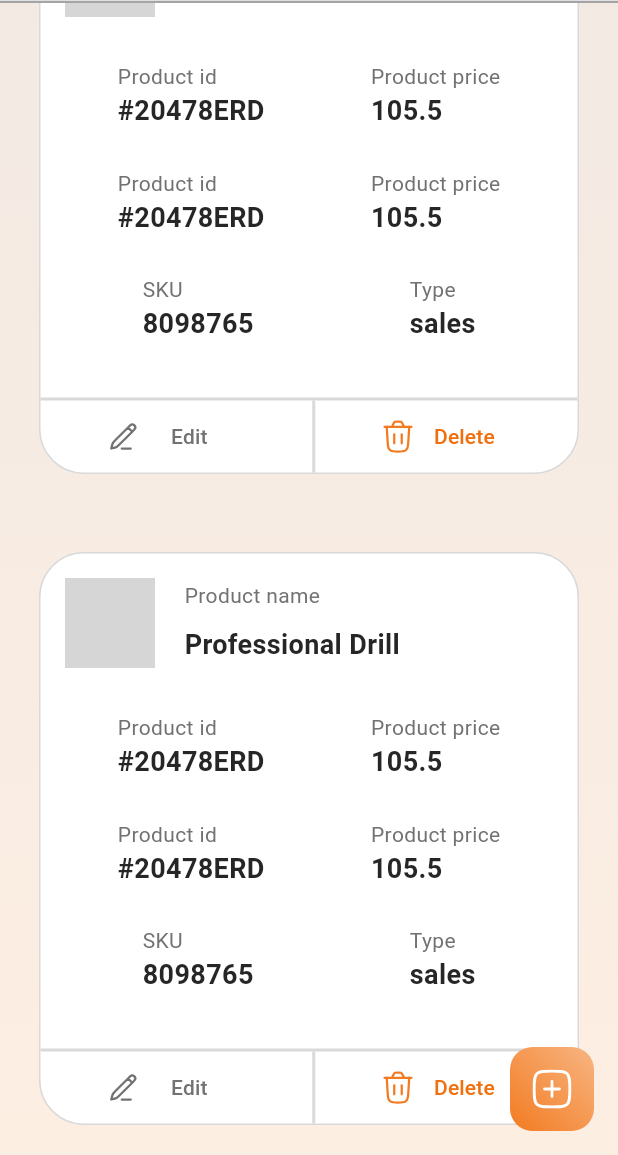
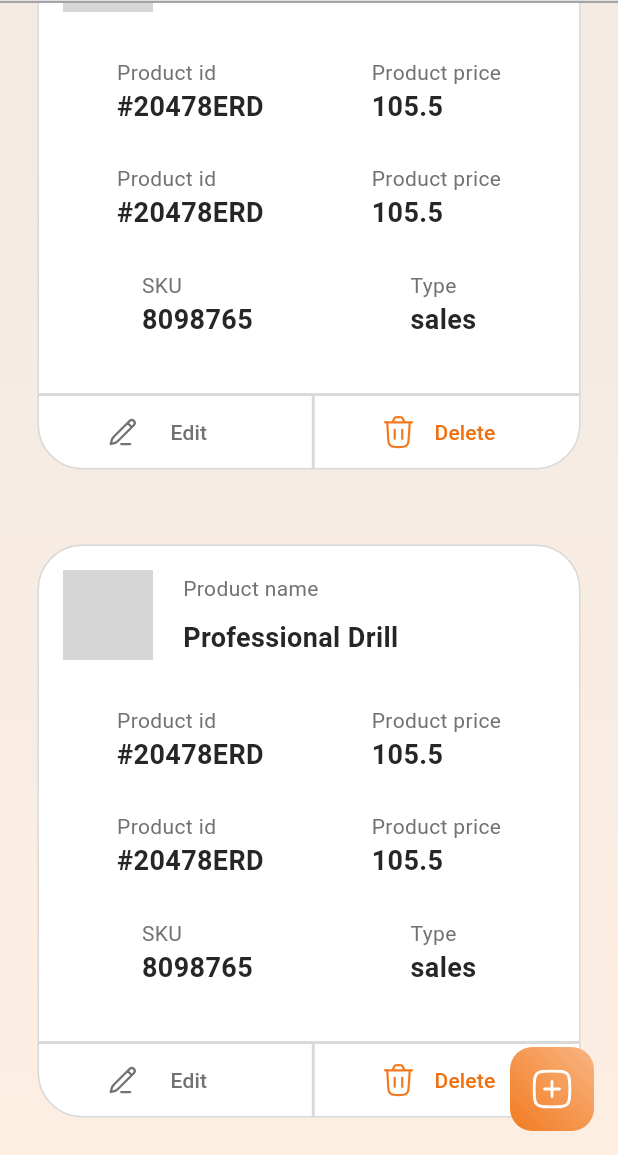
Before and after one commit to abhinav-ceymox/sure_fire_hire, a Flutter app: the ProductManageScreen screen opened by its route, scrolled down 886 dp, on a phone screen of 412 x 824 dp, the part 81-1236 px from its top. Run offline on Flutter 3.47's test engine with Material 3 defaults, Android fonts, the phone set to English and light mode, and no system bars; our stand-ins replace fl_chart, flutter_svg, go_router; grey boxes are pictures that could not be loaded.

Commit message:
ui-updates

```diff
--- a/lib/widgets/custom_appbar.dart
+++ b/lib/widgets/custom_appbar.dart
@@ -26,7 +26,7 @@ class CustomCurvedAppBar extends StatelessWidget
               bottom: 0,
               left: 0,
               right: 0,
-              child: Container(
+               child: Container(
                 height: 30,
                 decoration: const BoxDecoration(
                   color: AppColor.bgcolor,
--- a/lib/widgets/product_card.dart
+++ b/lib/widgets/product_card.dart
@@ -24,7 +24,7 @@ class ProductCard extends StatelessWidget {
   Widget build(BuildContext context) {
     return SizedBox(
       height: direction == Axis.horizontal
-          ? (extradata || showActions ? 460 : 320)
+          ? (extradata || showActions ? 460 : 260)
           : null,
           child: ListView.builder(
             shrinkWrap: direction == Axis.vertical,
@@ -36,8 +36,10 @@ class ProductCard extends StatelessWidget {
             itemBuilder: (context, index) {
               final data = products[index];
               return Container(
-                width:340,
-                margin: const EdgeInsets.all(26),
+                width:400,
+                margin: direction ==Axis.horizontal
+                  ? const EdgeInsets.only(right: 10)
+                :const EdgeInsets.all(25),
                  decoration: BoxDecoration(
                    gradient: useGradient ? AppColor.ProductCardGradient : null,
 
```
